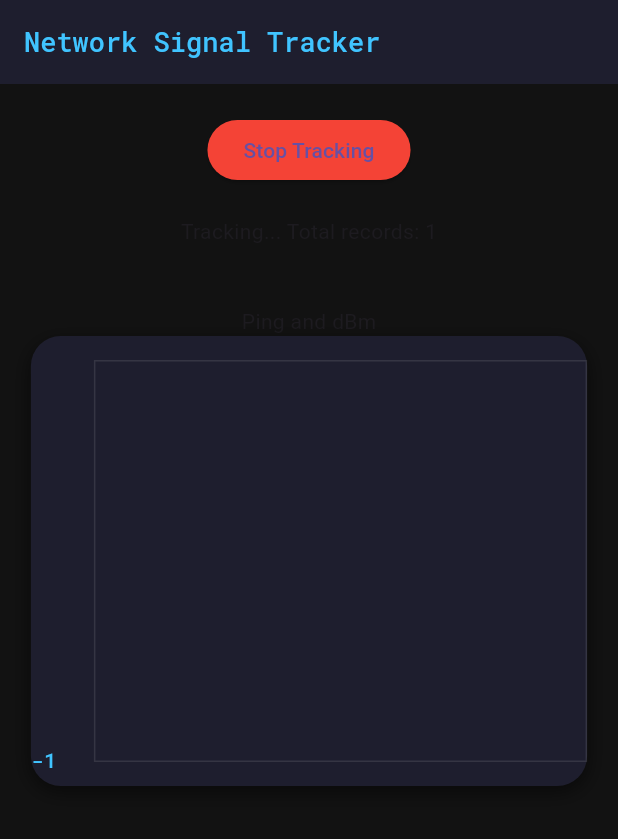
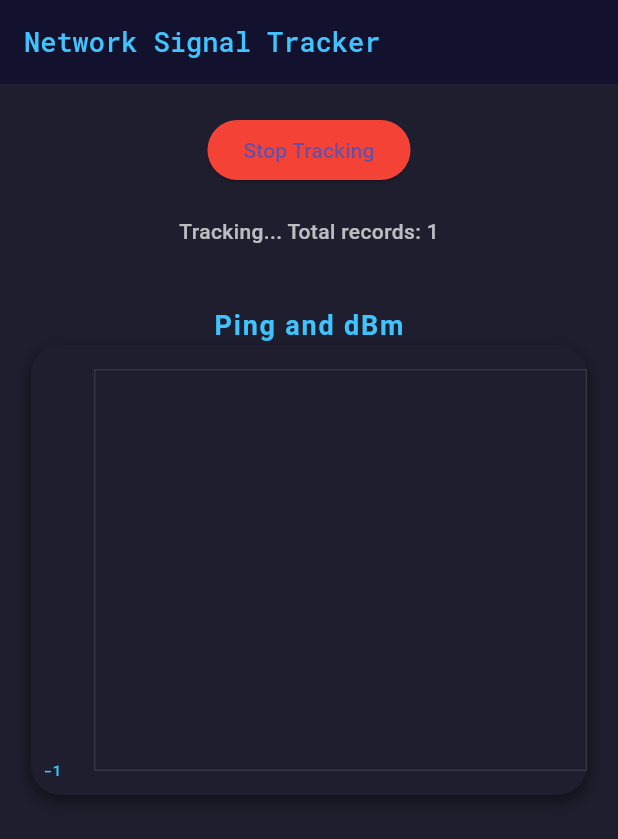
Before and after one commit to andrey-qrqm/network_signal_tracker_mobile, a Flutter app: the screen it shows after launch, after a tap on "Start Tracking", on a phone screen of 412 x 824 dp. Shown: the top 839 px of the screen. Run offline on Flutter 3.47's test engine with Material 3 defaults, Android fonts, the phone set to English and light mode, and no system bars; drawn by our look-alikes of fl_chart; our stand-ins replace google_fonts; missing offline and left inert: flutter_internet_signal; Roboto replaces fonts that are missing (RobotoMono).

Commit message:
update padding + background color

```diff
--- a/lib/main.dart
+++ b/lib/main.dart
@@ -126,7 +126,7 @@ class _CoordinateScreenState extends State<CoordinateScreen> {
   @override
   Widget build(BuildContext context) {
     return Scaffold(
-      backgroundColor: Color(0xFF121212),
+      backgroundColor: Color(0xFF1E1E2E),
       appBar: AppBar(
         title: Text(
           'Network Signal Tracker',
@@ -136,7 +136,7 @@ class _CoordinateScreenState extends State<CoordinateScreen> {
             color: Colors.lightBlueAccent,
           ),
         ),
-        backgroundColor: Color(0xFF1E1E2E),
+        backgroundColor: Color(0xFF12122E),
       ),
       body: SingleChildScrollView(
         child: Center(
@@ -151,9 +151,26 @@ class _CoordinateScreenState extends State<CoordinateScreen> {
                 ),
               ),
               SizedBox(height: 20),
-              Text(_status),
+              Text(
+                _status,
+                style: TextStyle(
+                  fontFamily: 'RobotoMono',
+                  fontSize: 14,
+                  color: Colors.white70,
+                  fontWeight: FontWeight.w500,
+                ),
+              ),
               SizedBox(height: 40),
-              Text("Ping and dBm"),
+              Text(
+                "Ping and dBm",
+                style: TextStyle(
+                  fontFamily: 'RobotoMono',
+                  fontSize: 18,
+                  color: Colors.lightBlueAccent,
+                  fontWeight: FontWeight.bold,
+                  letterSpacing: 1.2,
+                ),
+              ),
               FractionallySizedBox(
                 widthFactor: 0.9, // 80% of screen width
                 child: Container(
@@ -216,11 +233,11 @@ class _CoordinateScreenState extends State<CoordinateScreen> {
                             reservedSize: 42,
                             getTitlesWidget: (value, meta) {
                               return Padding(
-                                padding: const EdgeInsets.only(right: 8.0),
+                                padding: const EdgeInsets.only(right: 8.0, left: 8.0),
                                 child: Text(
                                   value.toStringAsFixed(0),
                                   style: GoogleFonts.robotoMono(
-                                    fontSize: 14,
+                                    fontSize: 10,
                                     fontWeight: FontWeight.w500,
                                     color: Colors.lightBlueAccent,
                                   ),
```
